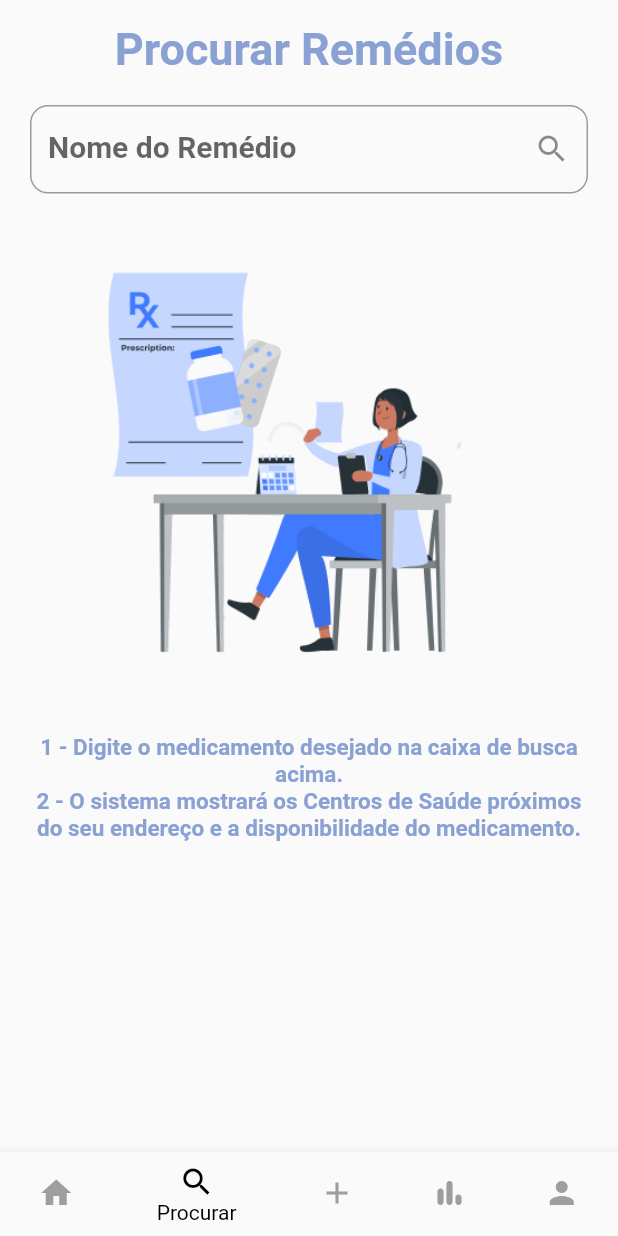
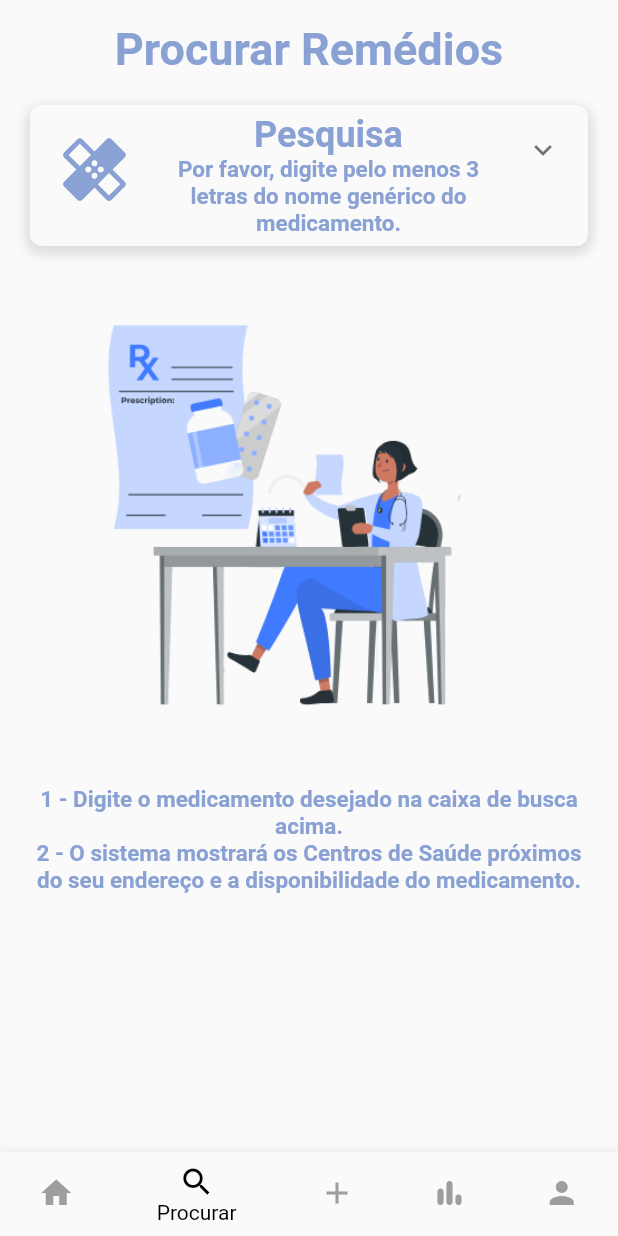
Before and after one commit to keikoligia/ajudaubs, a Flutter app: the NavigationView screen opened by its route, item 2 of the bottom bar chosen, on a phone screen of 412 x 824 dp. Run offline on Flutter 3.47's test engine with Material 2 defaults, Android fonts, the phone set to English and light mode, and no system bars; our stand-ins replace dio, expansion_tile_card, file_picker, flutter_rating_bar, geolocator, google_maps_flutter and 2 more; missing offline and left inert: flutter_polyline_points; network calls fail.

Commit message:
Update Busca de Medicamento

```diff
--- a/APP/app_ajuda_ubs/lib/app/utils/components_widget.dart
+++ b/APP/app_ajuda_ubs/lib/app/utils/components_widget.dart
@@ -90,6 +90,52 @@ class ComponentsUtils {
               onClick,
               cor,
             ),
+            const SizedBox(
+              height: 20,
+            ),
+          ]),
+    );
+  }
+
+  static Widget CardSuport(BuildContext context, String title, String subtitle,
+      Widget widget, IconData icone) {
+    return Container(
+      decoration: BoxDecoration(
+        color: const Color.fromARGB(255, 182, 182, 182),
+        borderRadius: BorderRadius.circular(12),
+        boxShadow: [
+          BoxShadow(
+            color: Colors.grey.withOpacity(0.3),
+            spreadRadius: 3,
+            blurRadius: 5,
+            offset: const Offset(0, 3), // changes position of shadow
+          ),
+        ],
+      ),
+      child: ExpansionTileCard(
+          leading: Icon(icone,
+              size: 50, color: const Color.fromARGB(255, 138, 161, 212)),
+          title: Text(
+            title,
+            textAlign: TextAlign.center,
+            style: const TextStyle(
+                color: Color.fromARGB(255, 138, 161, 212),
+//  color: Color.fromARGB(255, 255, 0, 0),
+                fontWeight: FontWeight.bold,
+                fontSize: 24),
+          ),
+          subtitle: Text(
+            subtitle,
+            textAlign: TextAlign.center,
+            style: const TextStyle(
+                color: Color.fromARGB(255, 138, 161, 212),
+//  color: Color.fromARGB(255, 255, 0, 0),
+                fontWeight: FontWeight.bold,
+                fontSize: 15),
+          ),
+          //subtitle: Text('I expand!'),
+          children: <Widget>[
+            Align(alignment: Alignment.centerLeft, child: widget),
             const SizedBox(
               height: 20,
             ),
--- a/APP/app_ajuda_ubs/lib/app/views/screens/navigation_view.dart
+++ b/APP/app_ajuda_ubs/lib/app/views/screens/navigation_view.dart
@@ -1,8 +1,6 @@
 import 'package:ajuda_ubs/app/views/manifestacao/form_man1_view.dart';
-import 'package:ajuda_ubs/app/views/screens/map_view.dart';
-import 'package:ajuda_ubs/app/views/screens/maps_viw.dart';
+import 'package:ajuda_ubs/app/views/screens/historico_view.dart';
 import 'package:ajuda_ubs/app/views/screens/perfil_view.dart';
-import 'package:ajuda_ubs/app/views/screens/remedio_maps_view.dart';
 import 'package:flutter/material.dart';
 import 'home_view.dart';
 import 'procurar_remedio_view.dart';
@@ -44,8 +42,8 @@ class _NavigationViewState extends State<NavigationView> {
             HomeView(),
             ProcurarRemedioView(),
             FormMan1View(),
-            RemedioMapsView(),
-            MapsView(),
+            HistoricoView(),
+            PerfilView(),
           ],
         ),
         bottomNavigationBar: BottomNavigationBar(
--- a/APP/app_ajuda_ubs/lib/app/views/screens/procurar_remedio_view.dart
+++ b/APP/app_ajuda_ubs/lib/app/views/screens/procurar_remedio_view.dart
@@ -72,10 +72,17 @@ class _ProcurarRemedioViewState extends State<ProcurarRemedioView> {
                                       fontSize: 30),
                                 ),
                                 const SizedBox(height: 20),
-                                ComponentsUtils.TextFieldEdit(
+                                ComponentsUtils.CardSuport(
+                                    context,
+                                    'Pesquisa',
+                                    'Por favor, digite pelo menos 3 letras do nome genérico do medicamento.',
+                                    Padding(
+                                        padding: const EdgeInsets.only(
+                                            left: 10, right: 10),
+                                        child: ComponentsUtils.TextFieldEdit(
                                             context,
                                             1,
-                                    'Nome do Remédio',
+                                            '',
                                             TextInputType.text,
                                             const Icon(Icons.search),
                                             () {
@@ -86,7 +93,8 @@ class _ProcurarRemedioViewState extends State<ProcurarRemedioView> {
                                               email = function;
                                               setState(() {});
                                             },
-                                    true),
+                                            true)),
+                                    Icons.healing),
                                 (controllerEmail.text.isEmpty)
                                     ? Container(
                                         height: 0,
@@ -96,7 +104,12 @@ class _ProcurarRemedioViewState extends State<ProcurarRemedioView> {
                                     ? Container(
                                         height: 0,
                                       )
-                                    : local.listaDistanciaUBS(),
+                                    : ComponentsUtils.CardSuport(
+                                        context,
+                                        'Unidades Básicas de Saúde',
+                                        'Lista das UBSs que contém o medicamento pesquisado',
+                                        local.listaDistanciaUBS(),
+                                        Icons.list),
                                 const SizedBox(height: 10),
                                 (controllerEmail.text.isEmpty)
                                     ? SizedBox(
@@ -114,14 +127,20 @@ class _ProcurarRemedioViewState extends State<ProcurarRemedioView> {
                                                 2,
                                         child: Container(
                                             decoration: BoxDecoration(
-                                              // color: const Color(0xff7c94b6),
-                                              border: Border.all(
-                                                color: const Color.fromRGBO(
-                                                    138, 162, 212, 1),
-                                                width: 3,
+                                              color: const Color.fromARGB(
+                                                  255, 182, 182, 182),
+                                              borderRadius:
+                                                  BorderRadius.circular(12),
+                                              boxShadow: [
+                                                BoxShadow(
+                                                  color: Colors.grey
+                                                      .withOpacity(0.3),
+                                                  spreadRadius: 3,
+                                                  blurRadius: 5,
+                                                  offset: const Offset(0,
+                                                      3), // changes position of shadow
                                                 ),
-                                              borderRadius:
-                                                  BorderRadius.circular(5),
+                                              ],
                                             ),
                                             child: maps)),
                                 (controllerEmail.text.isEmpty)
@@ -148,6 +167,7 @@ class _ProcurarRemedioViewState extends State<ProcurarRemedioView> {
                                     : Container(),
                               ]))));
             })),
+        floatingActionButtonLocation: FloatingActionButtonLocation.centerFloat,
         floatingActionButton: (controllerEmail.text.isEmpty)
             ? null
             : FloatingActionButton(
--- a/APP/app_ajuda_ubs/lib/app/views/screens/welcome_view.dart
+++ b/APP/app_ajuda_ubs/lib/app/views/screens/welcome_view.dart
@@ -69,6 +69,7 @@ class _WelcomeViewState extends State<WelcomeView> {
                 Column(
               mainAxisAlignment: MainAxisAlignment.center,
               children: [
+                /*
                 SizedBox(
                     height: MediaQuery.of(context).size.height / 2,
                     child: PageView(
@@ -92,7 +93,10 @@ class _WelcomeViewState extends State<WelcomeView> {
                             child:
                                 Image.asset('assets/imagens/fig_exames.png')),
                       ],
-                    )),
+                    )),*/
+                SizedBox(
+                    height: MediaQuery.of(context).size.height / 2,
+                    child: Image.asset('assets/imagens/fig_exames.png')),
                 const SizedBox(height: 15),
                 SizedBox(
                     height: 40,
```
Also changed, not shown: APP/app_ajuda_ubs/lib/app/controllers/remedio_controller.dart (+0 -8 lines), APP/app_ajuda_ubs/lib/app/views/screens/home_view.dart (+65 -1 lines), APP/app_ajuda_ubs/lib/app/views/screens/map_view.dart (deleted, +0 -93 lines), APP/app_ajuda_ubs/lib/app/views/screens/maps_viw.dart (deleted, +0 -210 lines), APP/app_ajuda_ubs/lib/app/views/screens/remedio_maps_view.dart (deleted, +0 -63 lines). Lines whose indentation alone changed are shown as unchanged.
